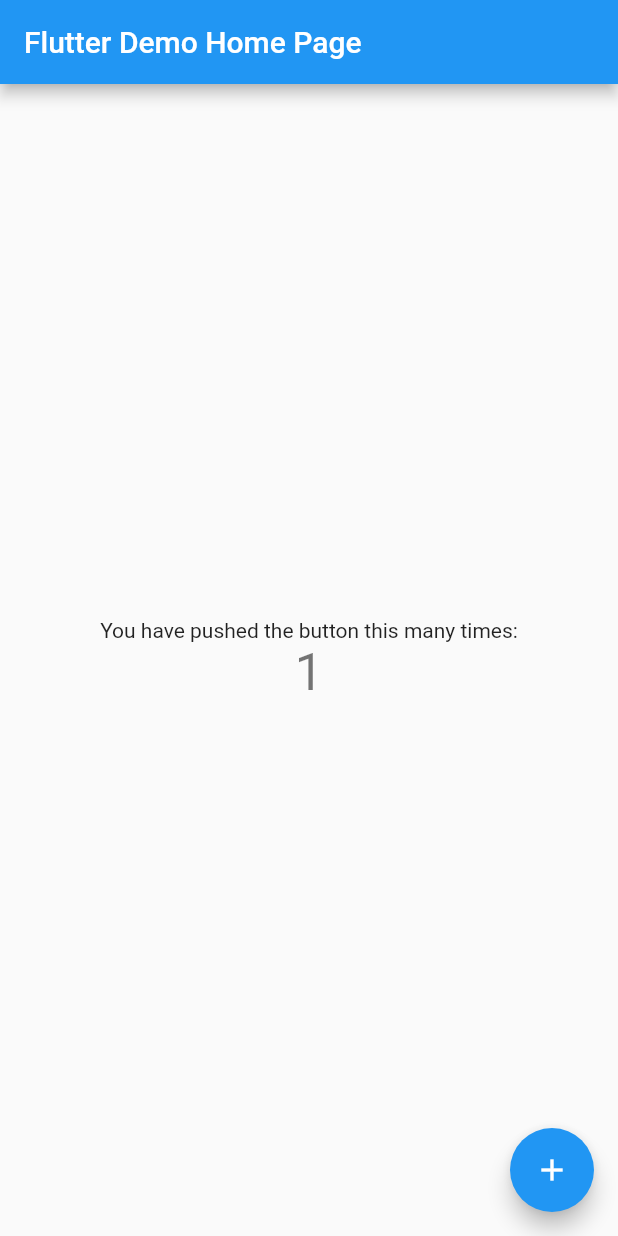
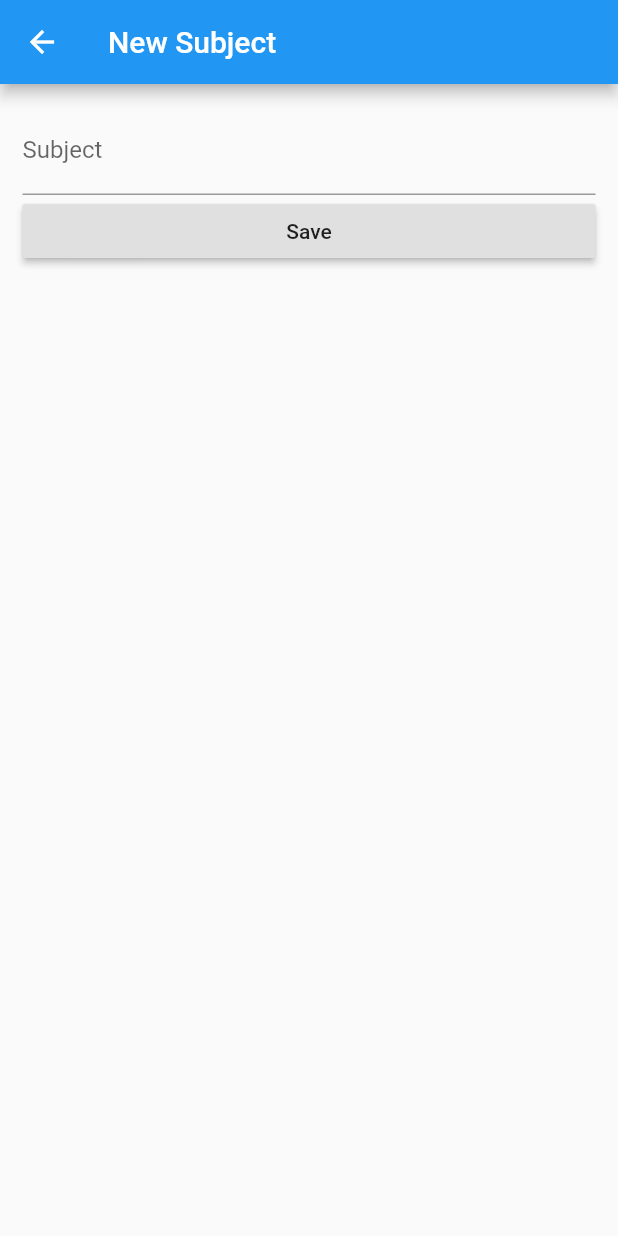
Before and after one commit to Poowis/flutter_assignment_02, a Flutter app: the screen it shows after launch, after a tap on the "add" icon, on a phone screen of 412 x 824 dp. Run offline on Flutter 3.47's test engine with Material 2 defaults, Android fonts, the phone set to English and light mode, and no system bars; our stand-ins replace sqflite; accounts and stored records are empty.

```diff
--- a/lib/main.dart
+++ b/lib/main.dart
@@ -1,4 +1,6 @@
 import 'package:flutter/material.dart';
+import 'package:flutter_assignment_02/ui/newscreen.dart';
+import 'package:flutter_assignment_02/ui/todoscreen.dart';
 
 void main() => runApp(MyApp());
 
@@ -7,105 +9,15 @@ class MyApp extends StatelessWidget {
   @override
   Widget build(BuildContext context) {
     return MaterialApp(
-      title: 'Flutter Demo',
+      title: 'Flutter Assignment 02',
       theme: ThemeData(
-        // This is the theme of your application.
-        //
-        // Try running your application with "flutter run". You'll see the
-        // application has a blue toolbar. Then, without quitting the app, try
-        // changing the primarySwatch below to Colors.green and then invoke
-        // "hot reload" (press "r" in the console where you ran "flutter run",
-        // or simply save your changes to "hot reload" in a Flutter IDE).
-        // Notice that the counter didn't reset back to zero; the application
-        // is not restarted.
         primarySwatch: Colors.blue,
       ),
-      home: MyHomePage(title: 'Flutter Demo Home Page'),
+      initialRoute: "/",
+      routes: {
+        "/": (context) => TodoScreen(),
+        "/newScreen": (context) => NewScreen(),
+      },
     );
   }
 }
-
-class MyHomePage extends StatefulWidget {
-  MyHomePage({Key key, this.title}) : super(key: key);
-
-  // This widget is the home page of your application. It is stateful, meaning
-  // that it has a State object (defined below) that contains fields that affect
-  // how it looks.
-
-  // This class is the configuration for the state. It holds the values (in this
-  // case the title) provided by the parent (in this case the App widget) and
-  // used by the build method of the State. Fields in a Widget subclass are
-  // always marked "final".
-
-  final String title;
-
-  @override
-  _MyHomePageState createState() => _MyHomePageState();
-}
-
-class _MyHomePageState extends State<MyHomePage> {
-  int _counter = 0;
-
-  void _incrementCounter() {
-    setState(() {
-      // This call to setState tells the Flutter framework that something has
-      // changed in this State, which causes it to rerun the build method below
-      // so that the display can reflect the updated values. If we changed
-      // _counter without calling setState(), then the build method would not be
-      // called again, and so nothing would appear to happen.
-      _counter++;
-    });
-  }
-
-  @override
-  Widget build(BuildContext context) {
-    // This method is rerun every time setState is called, for instance as done
-    // by the _incrementCounter method above.
-    //
-    // The Flutter framework has been optimized to make rerunning build methods
-    // fast, so that you can just rebuild anything that needs updating rather
-    // than having to individually change instances of widgets.
-    return Scaffold(
-      appBar: AppBar(
-        // Here we take the value from the MyHomePage object that was created by
-        // the App.build method, and use it to set our appbar title.
-        title: Text(widget.title),
-      ),
-      body: Center(
-        // Center is a layout widget. It takes a single child and positions it
-        // in the middle of the parent.
-        child: Column(
-          // Column is also layout widget. It takes a list of children and
-          // arranges them vertically. By default, it sizes itself to fit its
-          // children horizontally, and tries to be as tall as its parent.
-          //
-          // Invoke "debug painting" (press "p" in the console, choose the
-          // "Toggle Debug Paint" action from the Flutter Inspector in Android
-          // Studio, or the "Toggle Debug Paint" command in Visual Studio Code)
-          // to see the wireframe for each widget.
-          //
-          // Column has various properties to control how it sizes itself and
-          // how it positions its children. Here we use mainAxisAlignment to
-          // center the children vertically; the main axis here is the vertical
-          // axis because Columns are vertical (the cross axis would be
-          // horizontal).
-          mainAxisAlignment: MainAxisAlignment.center,
-          children: <Widget>[
-            Text(
-              'You have pushed the button this many times:',
-            ),
-            Text(
-              '$_counter',
-              style: Theme.of(context).textTheme.display1,
-            ),
-          ],
-        ),
-      ),
-      floatingActionButton: FloatingActionButton(
-        onPressed: _incrementCounter,
-        tooltip: 'Increment',
-        child: Icon(Icons.add),
-      ), // This trailing comma makes auto-formatting nicer for build methods.
-    );
-  }
-}
--- /dev/null
+++ b/lib/models/todo.dart
@@ -0,0 +1,112 @@
+import 'package:sqflite/sqflite.dart';
+
+final String tableTodo = "todo";
+final String columnId = "_id";
+final String columnTitle = "title";
+final String columnDone = "done";
+
+class Todo {
+  int id;
+  String title;
+  bool done;
+
+  Map<String, dynamic> toMap() {
+    var map = <String, dynamic>{
+      columnTitle: title,
+      columnDone: done == true ? 1 : 0
+    };
+    if (id != null) {
+      map[columnId] = id;
+    }
+    return map;
+  }
+
+  Todo();
+
+  Todo.fromMap(Map<String, dynamic> map) {
+    id = map[columnId];
+    title = map[columnTitle];
+    done = map[columnDone] == 1;
+  }
+
+  Todo.data(this.title, this.done);
+}
+
+class TodoProvider {
+  Database db;
+
+  Future open() async {
+    if (db == null) {
+      db = await openDatabase("$tableTodo.db", version: 1,
+          onCreate: (Database db, int version) async {
+        await db.execute("""
+      create table $tableTodo (
+        $columnId integer primary key autoincrement,
+        $columnTitle text not null,
+        $columnDone integer not null
+      )""");
+      });
+    }
+  }
+
+  Future<Todo> insert(Todo todo) async {
+    todo.id = await db.insert(tableTodo, todo.toMap());
+    return todo;
+  }
+
+  Future<List<Todo>> getAllTodo() async {
+    List<Map> maps = await db.query(
+      tableTodo,
+      columns: [columnId, columnDone, columnTitle],
+    );
+    return maps.map((r) => Todo.fromMap(r)).toList();
+  }
+
+  Future<Todo> getTodo(int id) async {
+    List<Map> maps = await db.query(tableTodo,
+        columns: [columnId, columnDone, columnTitle],
+        where: "$columnId = ?",
+        whereArgs: [id]);
+    if (maps.length > 0) {
+      return new Todo.fromMap(maps.first);
+    }
+    return null;
+  }
+
+  Future<List<Todo>> getDone() async {
+    List<Map> maps = await db.query(
+      tableTodo,
+      columns: [columnId, columnDone, columnTitle],
+      where: "$columnDone = 1",
+    );
+    return maps.map((r) => Todo.fromMap(r)).toList();
+  }
+
+  Future<List<Todo>> getNotDone() async {
+    List<Map> maps = await db.query(
+      tableTodo,
+      columns: [columnId, columnDone, columnTitle],
+      where: "$columnDone = 0",
+    );
+    return maps.map((r) => Todo.fromMap(r)).toList();
+  }
+
+  Future<int> delete(int id) async {
+    return await db.delete(tableTodo, where: "$columnId = ?", whereArgs: [id]);
+  }
+
+  Future<int> deleteDone() async {
+    return await db.delete(tableTodo, where: "$columnDone = 1");
+  }
+
+  Future<int> flush() async {
+    return await db.delete(tableTodo);
+  }
+
+  Future<int> update(Todo todo) async {
+    return await db.update(tableTodo, todo.toMap(),
+        where: "$columnId = ?", whereArgs: [todo.id]);
+  }
+
+  Future close() async => db.close();
+}
--- /dev/null
+++ b/lib/ui/newscreen.dart
@@ -0,0 +1,56 @@
+import 'package:flutter/material.dart';
+import 'package:flutter_assignment_02/models/todo.dart';
+
+class NewScreen extends StatefulWidget {
+  @override
+  State<StatefulWidget> createState() {
+    return NewState();
+  }
+}
+
+class NewState extends State<NewScreen> {
+  final _formkey = GlobalKey<FormState>();
+  TodoProvider myTodo = TodoProvider();
+  TextEditingController title = TextEditingController();
+
+  @override
+  Widget build(BuildContext context) {
+    return Scaffold(
+      appBar: AppBar(
+        title: Text("New Subject"),
+      ),
+      body: Container(
+        padding: EdgeInsets.all(15),
+        child: Form(
+          key: _formkey,
+          child: ListView(
+            children: <Widget>[
+              TextFormField(
+                controller: title,
+                decoration: InputDecoration(
+                  labelText: "Subject",
+                ),
+                validator: (value) {
+                  if (value.isEmpty) {
+                    return "Please fill subject";
+                  }
+                },
+              ),
+              RaisedButton(
+                child: Text("Save"),
+                onPressed: () async {
+                  if (_formkey.currentState.validate()) {
+                    await myTodo.open().then((r) {
+                      myTodo.insert(Todo.data(title.text, false));
+                    });
+                    Navigator.pop(context);
+                  }
+                },
+              ),
+            ],
+          ),
+        ),
+      ),
+    );
+  }
+}
--- /dev/null
+++ b/lib/ui/todoscreen.dart
@@ -0,0 +1,123 @@
+import 'package:flutter/material.dart';
+import 'package:flutter_assignment_02/models/todo.dart';
+
+class TodoScreen extends StatefulWidget {
+  @override
+  State<StatefulWidget> createState() {
+    return TodoState();
+  }
+}
+
+class TodoState extends State<TodoScreen> {
+  TodoProvider myTodo = TodoProvider();
+  int tabIndex = 0;
+
+  @override
+  Widget build(BuildContext context) {
+    List<Widget> appBarActions = [
+      IconButton(
+        icon: Icon(Icons.add),
+        onPressed: () {
+          Navigator.pushNamed(context, "/newScreen");
+        },
+      ),
+      IconButton(
+        icon: Icon(Icons.delete),
+        onPressed: () {
+          setState(() {
+            myTodo.deleteDone();
+          });
+        },
+      )
+    ];
+    return DefaultTabController(
+      length: 2,
+      child: Scaffold(
+        appBar: AppBar(
+          title: Text("Todo"),
+          actions: <Widget>[appBarActions[tabIndex]],
+        ),
+        body: TabBarView(
+          children: <Widget>[
+            FutureBuilder(
+              future: myTodo.open().then((r) {
+                return myTodo.getNotDone();
+              }),
+              builder:
+                  (BuildContext context, AsyncSnapshot<List<Todo>> snapshot) {
+                if (snapshot.hasData && snapshot.data.length > 0) {
+                  return ListView.builder(
+                    itemCount: snapshot.data.length,
+                    itemBuilder: (BuildContext context, int index) {
+                      Todo item = snapshot.data[index];
+                      return CheckboxListTile(
+                        title: Text("${item.title}"),
+                        value: item.done,
+                        onChanged: (bool value) {
+                          setState(() {
+                            item.done = true;
+                            myTodo.update(item);
+                          });
+                        },
+                      );
+                    },
+                  );
+                } else {
+                  return Center(child: Text("No data found.."));
+                }
+              },
+            ),
+            FutureBuilder(
+              future: myTodo.open().then((r) {
+                return myTodo.getDone();
+              }),
+              builder:
+                  (BuildContext context, AsyncSnapshot<List<Todo>> snapshot) {
+                if (snapshot.hasData && snapshot.data.length > 0) {
+                  return ListView.builder(
+                    itemCount: snapshot.data.length,
+                    itemBuilder: (BuildContext context, int index) {
+                      Todo item = snapshot.data[index];
+                      return CheckboxListTile(
+                        title: Text("${item.title}"),
+                        value: item.done,
+                        onChanged: (bool value) {
+                          setState(() {
+                            item.done = false;
+                            myTodo.update(item);
+                          });
+                        },
+                      );
+                    },
+                  );
+                } else {
+                  return Center(child: Text("No data found.."));
+                }
+              },
+            ),
+          ],
+        ),
+        bottomNavigationBar: TabBar(
+          unselectedLabelColor: Colors.grey,
+          labelColor: Colors.blue,
+          indicatorColor: Colors.blue,
+          tabs: <Widget>[
+            Tab(
+              icon: Icon(Icons.list),
+              text: "Task",
+            ),
+            Tab(
+              icon: Icon(Icons.done_all),
+              text: "Completed",
+            ),
+          ],
+          onTap: (index) {
+            setState(() {
+              tabIndex = index;
+            });
+          },
+        ),
+      ),
+    );
+  }
+}
--- a/pubspec.yaml
+++ b/pubspec.yaml
@@ -10,11 +10,14 @@ description: A new Flutter project.
 version: 1.0.0+1
 
 environment:
-  sdk: ">=2.0.0-dev.68.0 <3.0.0"
+  sdk: ">=2.1.0 <3.0.0"
 
 dependencies:
   flutter:
     sdk: flutter
+  sqflite: ^0.12.2+1
+  path_provider: any
+
 
   # The following adds the Cupertino Icons font to your application.
   # Use with the CupertinoIcons class for iOS style icons.
```
